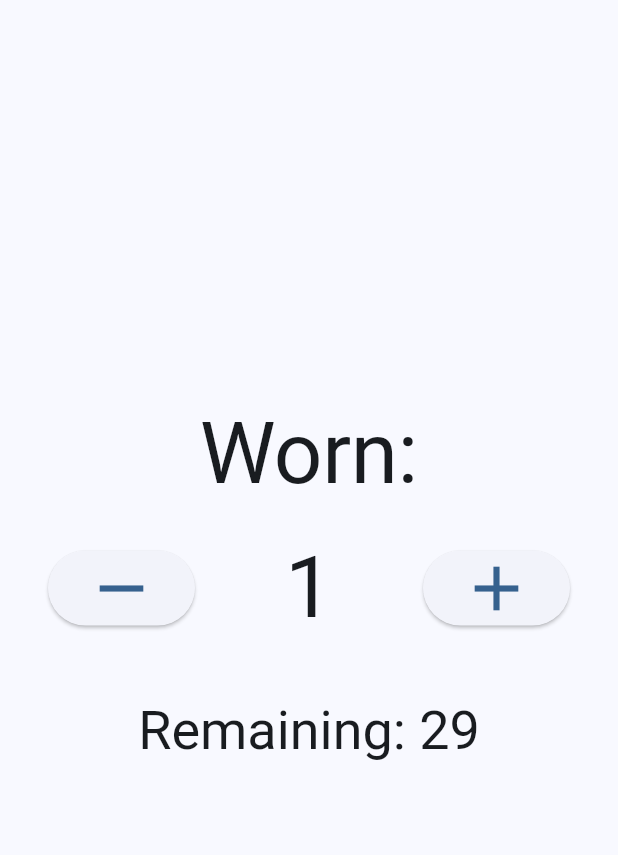
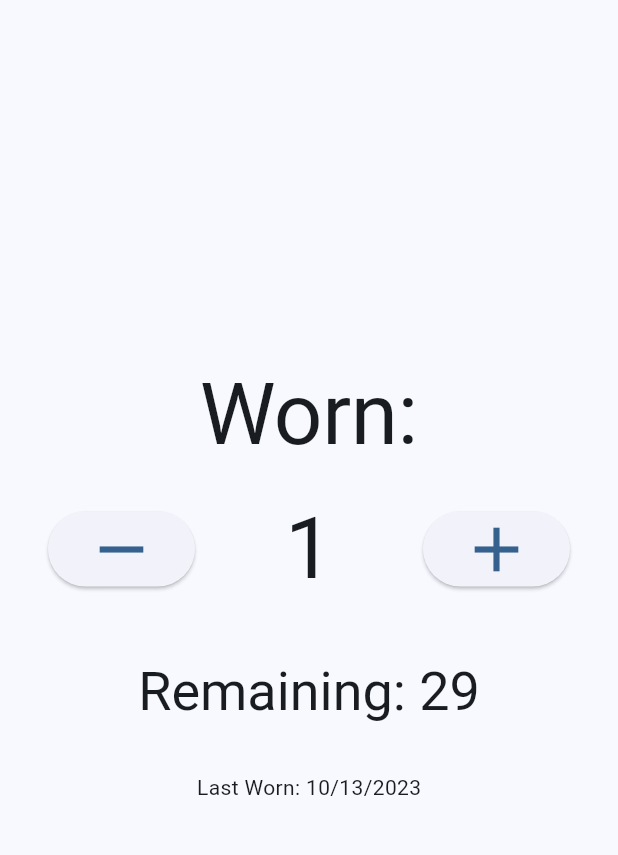
Before and after one commit to captainrex493/ContactsTracker, a Flutter app: the screen it shows after launch, after a tap on the "add" icon, on a phone screen of 412 x 824 dp, the part 63-918 px from its top. Run offline on Flutter 3.47's test engine with Material 2 defaults, Android fonts, the phone set to English and light mode, and no system bars; drawn by our look-alikes of dynamic_color; our stand-ins replace shared_preferences; missing offline and left inert: dart:ffi.

Commit message:
Add last worn indicator.

```diff
--- a/lib/main.dart
+++ b/lib/main.dart
@@ -1,3 +1,5 @@
+import 'dart:ffi';
+
 import 'package:flutter/material.dart';
 import 'package:dynamic_color/dynamic_color.dart';
 import 'package:shared_preferences/shared_preferences.dart';
@@ -83,6 +85,7 @@ class HomePage extends StatefulWidget {
 class _HomePageState extends State<HomePage> {
   int _counter = 0;
   int _maxWear = 30;
+  String _lastWorn = "";
 
   //Loading counter value on start
   Future<void> _loadCounter() async {
@@ -90,6 +93,7 @@ class _HomePageState extends State<HomePage> {
     setState(() {
       _counter = (prefs.getInt('counter') ?? 0);
       _maxWear = (prefs.getInt('maxWear') ?? 30);
+      _lastWorn = (prefs.getString('lastWorn') ?? "");
     });
   }
 
@@ -98,7 +102,9 @@ class _HomePageState extends State<HomePage> {
     setState(() {
       if (_counter >= _maxWear) return;
       _counter = (prefs.getInt('counter') ?? 0) + 1;
+      _lastWorn = DateTime.now().toIso8601String();
       prefs.setInt('counter', _counter);
+      prefs.setString('lastWorn', _lastWorn);
     });
   }
 
@@ -193,6 +199,13 @@ class _HomePageState extends State<HomePage> {
                 style: Theme.of(context).textTheme.displaySmall,
               ),
             ),
+            Padding(
+                padding: const EdgeInsets.all(16.0),
+                child: _lastWorn != ""
+                    ? Text(
+                        'Last Worn: ${DateTime.parse(_lastWorn).month}/${DateTime.parse(_lastWorn).day}/${DateTime.parse(_lastWorn).year}')
+                    : Text("blank")),
+            // 'Last Worn: ${DateTime.parse(_lastWorn).toString()}'))
           ],
         ),
       ), // This trailing comma makes auto-formatting nicer for build methods.
```
